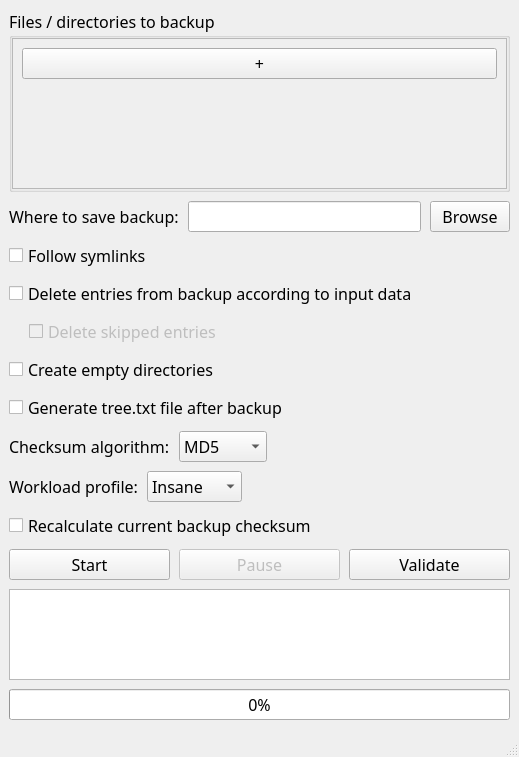
F33RNI/FloppyCat, file gui.ui: the form before one commit.
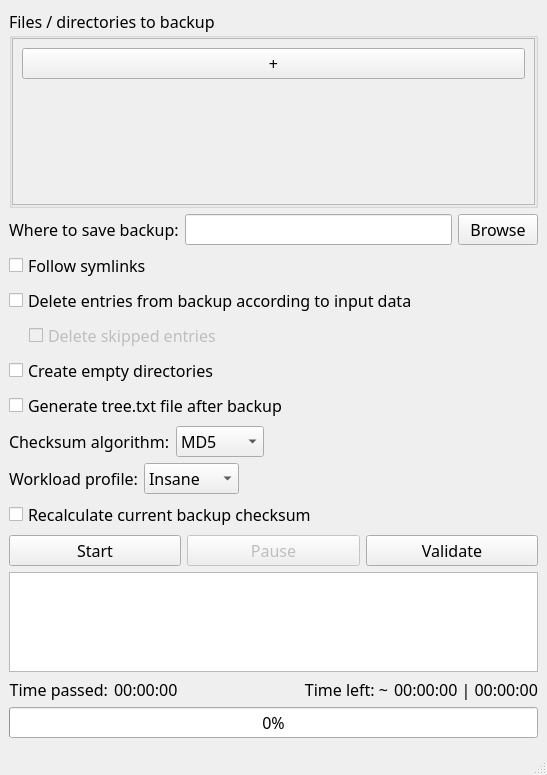
The form after the commit.

Commit message: feat: passed / left time calculation

Patch:
```diff
--- a/gui.ui
+++ b/gui.ui
@@ -7,8 +7,8 @@
    <rect>
     <x>0</x>
     <y>0</y>
-    <width>519</width>
-    <height>757</height>
+    <width>547</width>
+    <height>775</height>
    </rect>
   </property>
   <property name="font">
@@ -29,7 +29,7 @@
   <widget class="QWidget" name="centralwidget">
    <layout class="QVBoxLayout" name="verticalLayout">
     <property name="spacing">
-     <number>9</number>
+     <number>6</number>
     </property>
     <property name="leftMargin">
      <number>9</number>
@@ -77,8 +77,8 @@
            <rect>
             <x>0</x>
             <y>0</y>
-            <width>493</width>
-            <height>112</height>
+            <width>521</width>
+            <height>135</height>
            </rect>
           </property>
           <layout class="QVBoxLayout" name="verticalLayout_3">
@@ -500,6 +500,69 @@
       </property>
      </widget>
     </item>
+    <item>
+     <layout class="QHBoxLayout" name="horizontalLayout_12">
+      <item>
+       <widget class="QLabel" name="label_3">
+        <property name="text">
+         <string>Time passed:</string>
+        </property>
+        <property name="alignment">
+         <set>Qt::AlignRight|Qt::AlignTrailing|Qt::AlignVCenter</set>
+        </property>
+       </widget>
+      </item>
+      <item>
+       <widget class="QLabel" name="lb_time_passed">
+        <property name="toolTip">
+         <string>How much time has passed since the start of backup / validation</string>
+        </property>
+        <property name="text">
+         <string>00:00:00</string>
+        </property>
+       </widget>
+      </item>
+      <item>
+       <spacer name="horizontalSpacer_11">
+        <property name="orientation">
+         <enum>Qt::Horizontal</enum>
+        </property>
+        <property name="sizeHint" stdset="0">
+         <size>
+          <width>40</width>
+          <height>20</height>
+         </size>
+        </property>
+       </spacer>
+      </item>
+      <item>
+       <widget class="QLabel" name="label_5">
+        <property name="toolTip">
+         <string>&lt;html&gt;&lt;head/&gt;&lt;body&gt;&lt;p&gt;How much time is left (approximately) &lt;span style=&quot; font-weight:600;&quot;&gt;stage | total&lt;/span&gt;&lt;/p&gt;&lt;/body&gt;&lt;/html&gt;</string>
+        </property>
+        <property name="layoutDirection">
+         <enum>Qt::LeftToRight</enum>
+        </property>
+        <property name="text">
+         <string>Time left: ~</string>
+        </property>
+        <property name="alignment">
+         <set>Qt::AlignRight|Qt::AlignTrailing|Qt::AlignVCenter</set>
+        </property>
+       </widget>
+      </item>
+      <item>
+       <widget class="QLabel" name="lb_time_left">
+        <property name="toolTip">
+         <string>&lt;html&gt;&lt;head/&gt;&lt;body&gt;&lt;p&gt;How much time is left (approximately) &lt;span style=&quot; font-weight:600;&quot;&gt;stage | total&lt;/span&gt;&lt;/p&gt;&lt;/body&gt;&lt;/html&gt;</string>
+        </property>
+        <property name="text">
+         <string>00:00:00 | 00:00:00</string>
+        </property>
+       </widget>
+      </item>
+     </layout>
+    </item>
     <item>
      <widget class="QProgressBar" name="pb_backup">
       <property name="toolTip">
```
Left out of the diff: 6 changed lines with no effect on the pictures. The commit also changes 5 other files.
